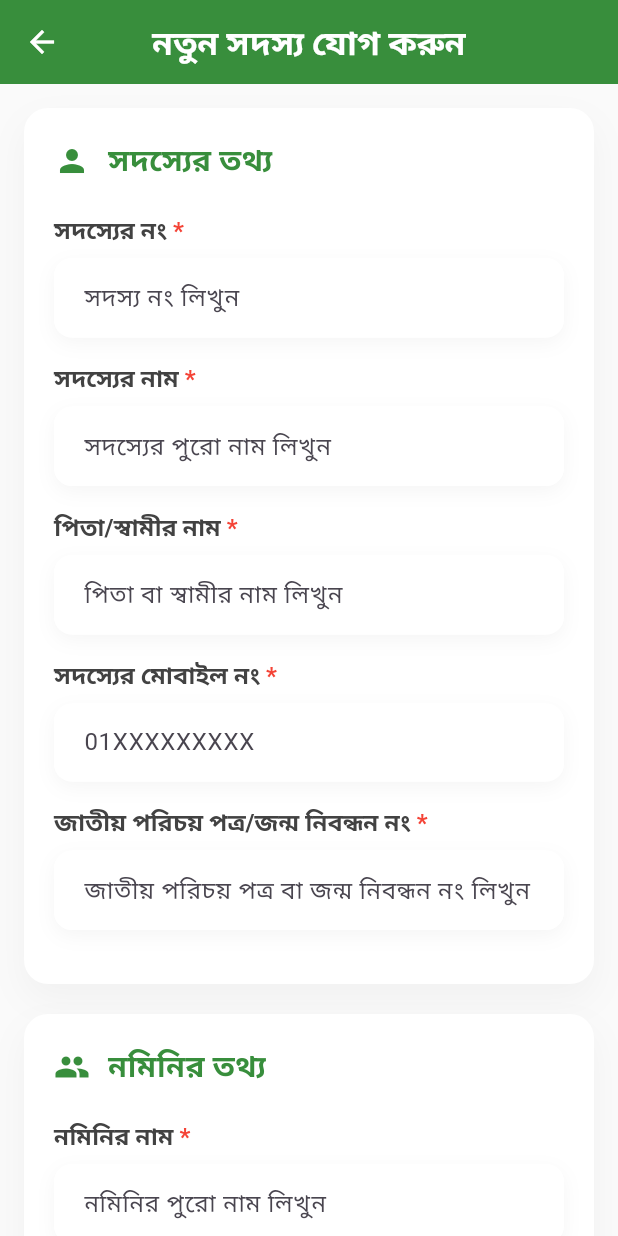
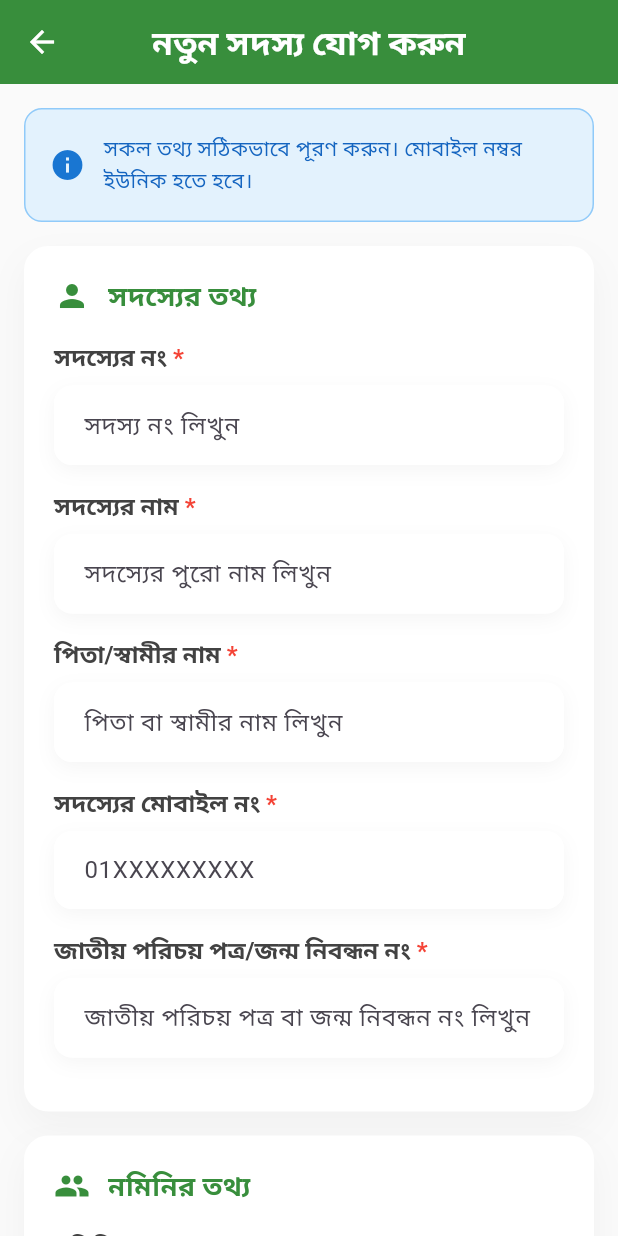
Before and after one commit to Rafid-tawhid/insaf_somiti, a Flutter app: the MemberEntryScreen screen opened directly, on a phone screen of 412 x 824 dp. Run offline on Flutter 3.47's test engine with Material 3 defaults, Android fonts, the phone set to English and light mode, and no system bars; our stand-ins replace cloud_firestore, firebase_auth, firebase_core, flutter_riverpod; accounts and stored records are empty.

Commit message:
Initial project commit

```diff
--- a/lib/screens/profile_entry_screen.dart
+++ b/lib/screens/profile_entry_screen.dart
@@ -1,6 +1,13 @@
 import 'package:flutter/material.dart';
 import 'package:flutter/material.dart';
 import 'package:flutter_riverpod/flutter_riverpod.dart';
+
+import '../models/members.dart';
+import '../providers/member_providers.dart';
+
+import 'package:flutter/material.dart';
+import 'package:flutter_riverpod/flutter_riverpod.dart';
+import 'package:cloud_firestore/cloud_firestore.dart';
 
 import '../models/members.dart';
 import '../providers/member_providers.dart';
@@ -15,194 +22,106 @@ class MemberEntryScreen extends ConsumerStatefulWidget {
 class _MemberEntryScreenState extends ConsumerState<MemberEntryScreen> {
   final _formKey = GlobalKey<FormState>();
   final List<TextEditingController> _controllers = List.generate(12, (_) => TextEditingController());
+  final FocusNode _mobileFocusNode = FocusNode();
+  bool _isCheckingMobile = false;
+  bool _isMobileUnique = true;
+
+  @override
+  void initState() {
+    super.initState();
+    _mobileFocusNode.addListener(_onMobileFocusChange);
+  }
+
+  void _onMobileFocusChange() {
+    if (!_mobileFocusNode.hasFocus && _controllers[3].text.isNotEmpty) {
+      _checkMobileUnique(_controllers[3].text);
+    }
+  }
+
+  Future<void> _checkMobileUnique(String mobile) async {
+    if (mobile.isEmpty) return;
+
+    setState(() {
+      _isCheckingMobile = true;
+      _isMobileUnique = true;
+    });
+
+    try {
+      final firebaseService = ref.read(firebaseServiceProvider);
+      final snapshot = await FirebaseFirestore.instance
+          .collection('members')
+          .where('memberMobile', isEqualTo: mobile)
+          .limit(1)
+          .get();
+
+      setState(() {
+        _isMobileUnique = snapshot.docs.isEmpty;
+      });
+    } catch (e) {
+      print('Error checking mobile uniqueness: $e');
+    } finally {
+      setState(() {
+        _isCheckingMobile = false;
+      });
+    }
+  }
 
   @override
   void dispose() {
     for (var controller in _controllers) {
       controller.dispose();
     }
+    _mobileFocusNode.dispose();
     super.dispose();
   }
-  final List<Member> dummyMembers = [
-    Member(
-      id: '1',
-      memberNumber: 'M001',
-      memberName: 'Rahim Uddin',
-      fatherOrHusbandName: 'Karim Uddin',
-      memberMobile: '01711000001',
-      nationalIdOrBirthCertificate: '1234567890',
-      nomineeName: 'Ayesha Rahman',
-      nomineeRelation: 'Wife',
-      nomineeMobile: '01722000001',
-      nomineeNationalId: '9876543210',
-      guarantorName: 'Hasan Ali',
-      guarantorNationalId: '1111111111',
-      guarantorMobile: '01733000001',
-      totalSavings: 25000.50,
-      createdAt: DateTime.now().subtract(const Duration(days: 30)),
-    ),
-    Member(
-      id: '2',
-      memberNumber: 'M002',
-      memberName: 'Sadia Akter',
-      fatherOrHusbandName: 'Jamal Hossain',
-      memberMobile: '01711000002',
-      nationalIdOrBirthCertificate: '2234567890',
-      nomineeName: 'Shahadat Hossain',
-      nomineeRelation: 'Brother',
-      nomineeMobile: '01722000002',
-      nomineeNationalId: '8876543210',
-      guarantorName: 'Rafiq Ahmed',
-      guarantorNationalId: '2222222222',
-      guarantorMobile: '01733000002',
-      totalSavings: 42000.00,
-      createdAt: DateTime.now().subtract(const Duration(days: 15)),
-    ),
-    Member(
-      id: '3',
-      memberNumber: 'M003',
-      memberName: 'Abdullah Al Mamun',
-      fatherOrHusbandName: 'Nurul Islam',
-      memberMobile: '01711000003',
-      nationalIdOrBirthCertificate: '3234567890',
-      nomineeName: 'Farzana Yeasmin',
-      nomineeRelation: 'Wife',
-      nomineeMobile: '01722000003',
-      nomineeNationalId: '7876543210',
-      guarantorName: 'Mehedi Hasan',
-      guarantorNationalId: '3333333333',
-      guarantorMobile: '01733000003',
-      totalSavings: 15500.75,
-      createdAt: DateTime.now().subtract(const Duration(days: 60)),
-    ),
-    Member(
-      id: '4',
-      memberNumber: 'M004',
-      memberName: 'Nusrat Jahan',
-      fatherOrHusbandName: 'Abdul Gafur',
-      memberMobile: '01711000004',
-      nationalIdOrBirthCertificate: '4234567890',
-      nomineeName: 'Sajid Khan',
-      nomineeRelation: 'Husband',
-      nomineeMobile: '01722000004',
-      nomineeNationalId: '6876543210',
-      guarantorName: 'Fahim Reza',
-      guarantorNationalId: '4444444444',
-      guarantorMobile: '01733000004',
-      totalSavings: 38000.00,
-      createdAt: DateTime.now().subtract(const Duration(days: 5)),
-    ),
-    Member(
-      id: '5',
-      memberNumber: 'M005',
-      memberName: 'Tania Rahman',
-      fatherOrHusbandName: 'Abdul Halim',
-      memberMobile: '01711000005',
-      nationalIdOrBirthCertificate: '5234567890',
-      nomineeName: 'Sadia Halim',
-      nomineeRelation: 'Sister',
-      nomineeMobile: '01722000005',
-      nomineeNationalId: '5876543210',
-      guarantorName: 'Mizanur Rahman',
-      guarantorNationalId: '5555555555',
-      guarantorMobile: '01733000005',
-      totalSavings: 5000.00,
-      createdAt: DateTime.now(),
-    ),
-    Member(
-      id: '6',
-      memberNumber: 'M006',
-      memberName: 'Arif Hossain',
-      fatherOrHusbandName: 'Latif Hossain',
-      memberMobile: '01711000006',
-      nationalIdOrBirthCertificate: '6234567890',
-      nomineeName: 'Nasrin Akter',
-      nomineeRelation: 'Wife',
-      nomineeMobile: '01722000006',
-      nomineeNationalId: '4876543210',
-      guarantorName: 'Jubair Rahman',
-      guarantorNationalId: '6666666666',
-      guarantorMobile: '01733000006',
-      totalSavings: 27500.00,
-      createdAt: DateTime.now().subtract(const Duration(days: 40)),
-    ),
-    Member(
-      id: '7',
-      memberNumber: 'M007',
-      memberName: 'Sumaiya Islam',
-      fatherOrHusbandName: 'Ruhul Amin',
-      memberMobile: '01711000007',
-      nationalIdOrBirthCertificate: '7234567890',
-      nomineeName: 'Sajjad Hossain',
-      nomineeRelation: 'Brother',
-      nomineeMobile: '01722000007',
-      nomineeNationalId: '3876543210',
-      guarantorName: 'Sharif Uddin',
-      guarantorNationalId: '7777777777',
-      guarantorMobile: '01733000007',
-      totalSavings: 19000.00,
-      createdAt: DateTime.now().subtract(const Duration(days: 20)),
-    ),
-    Member(
-      id: '8',
-      memberNumber: 'M008',
-      memberName: 'Mahmudul Hasan',
-      fatherOrHusbandName: 'Harun Rashid',
-      memberMobile: '01711000008',
-      nationalIdOrBirthCertificate: '8234567890',
-      nomineeName: 'Shirin Akter',
-      nomineeRelation: 'Wife',
-      nomineeMobile: '01722000008',
-      nomineeNationalId: '2876543210',
-      guarantorName: 'Tariqul Islam',
-      guarantorNationalId: '8888888888',
-      guarantorMobile: '01733000008',
-      totalSavings: 31000.00,
-      createdAt: DateTime.now().subtract(const Duration(days: 10)),
-    ),
-    Member(
-      id: '9',
-      memberNumber: 'M009',
-      memberName: 'Rafiqul Alam',
-      fatherOrHusbandName: 'Abdul Motaleb',
-      memberMobile: '01711000009',
-      nationalIdOrBirthCertificate: '9234567890',
-      nomineeName: 'Nazma Begum',
-      nomineeRelation: 'Wife',
-      nomineeMobile: '01722000009',
-      nomineeNationalId: '1876543210',
-      guarantorName: 'Mofizul Karim',
-      guarantorNationalId: '9999999999',
-      guarantorMobile: '01733000009',
-      totalSavings: 46000.00,
-      createdAt: DateTime.now().subtract(const Duration(days: 7)),
-    ),
-    Member(
-      id: '10',
-      memberNumber: 'M010',
-      memberName: 'Sabbir Ahmed',
-      fatherOrHusbandName: 'Abdur Rahman',
-      memberMobile: '01711000010',
-      nationalIdOrBirthCertificate: '1023456789',
-      nomineeName: 'Mim Akter',
-      nomineeRelation: 'Wife',
-      nomineeMobile: '01722000010',
-      nomineeNationalId: '0876543210',
-      guarantorName: 'Kamrul Islam',
-      guarantorNationalId: '1010101010',
-      guarantorMobile: '01733000010',
-      totalSavings: 52000.00,
-      createdAt: DateTime.now().subtract(const Duration(days: 2)),
-    ),
-  ];
-
-
 
   Future<void> _submitForm() async {
-    if (_formKey.currentState!.validate()) {
+    if (!_formKey.currentState!.validate()) return;
+
+    if (!_isMobileUnique) {
+      ScaffoldMessenger.of(context).showSnackBar(
+        SnackBar(
+          content: const Text('এই মোবাইল নম্বরটি ইতিমধ্যে ব্যবহৃত হয়েছে!'),
+          backgroundColor: Colors.red,
+          behavior: SnackBarBehavior.floating,
+        ),
+      );
+      return;
+    }
+
+    if (_isCheckingMobile) {
+      ScaffoldMessenger.of(context).showSnackBar(
+        SnackBar(
+          content: const Text('দয়া করে মোবাইল নম্বর চেক হওয়ার জন্য অপেক্ষা করুন'),
+          backgroundColor: Colors.orange,
+          behavior: SnackBarBehavior.floating,
+        ),
+      );
+      return;
+    }
+
     try {
       final member = ref.read(memberFormProvider);
       final firebaseService = ref.read(firebaseServiceProvider);
+
+      // Final check for mobile uniqueness
+      final snapshot = await FirebaseFirestore.instance
+          .collection('members')
+          .where('memberMobile', isEqualTo: member.memberMobile)
+          .limit(1)
+          .get();
+
+      if (snapshot.docs.isNotEmpty) {
+        ScaffoldMessenger.of(context).showSnackBar(
+          SnackBar(
+            content: const Text('এই মোবাইল নম্বরটি ইতিমধ্যে ব্যবহৃত হয়েছে!'),
+            backgroundColor: Colors.red,
+            behavior: SnackBarBehavior.floating,
+          ),
+        );
+        return;
+      }
+
       await firebaseService.addMember(member);
 
       // Reset form
@@ -210,6 +129,9 @@ class _MemberEntryScreenState extends ConsumerState<MemberEntryScreen> {
       for (var controller in _controllers) {
         controller.clear();
       }
+      setState(() {
+        _isMobileUnique = true;
+      });
 
       ScaffoldMessenger.of(context).showSnackBar(
         SnackBar(
@@ -226,7 +148,6 @@ class _MemberEntryScreenState extends ConsumerState<MemberEntryScreen> {
           behavior: SnackBarBehavior.floating,
         ),
       );
-      }
     }
   }
 
@@ -255,6 +176,11 @@ class _MemberEntryScreenState extends ConsumerState<MemberEntryScreen> {
           key: _formKey,
           child: Column(
             children: [
+              // Info Card
+              _buildInfoCard(),
+
+              const SizedBox(height: 16),
+
               // Member Information Card
               _buildSectionCard(
                 title: 'সদস্যের তথ্য',
@@ -266,6 +192,12 @@ class _MemberEntryScreenState extends ConsumerState<MemberEntryScreen> {
                     controller: _controllers[0],
                     onChanged: memberNotifier.updateMemberNumber,
                     isRequired: true,
+                    validator: (value) {
+                      if (value == null || value.isEmpty) {
+                        return 'সদস্য নং প্রয়োজন';
+                      }
+                      return null;
+                    },
                   ),
                   CustomTextField(
                     label: 'সদস্যের নাম',
@@ -273,6 +205,12 @@ class _MemberEntryScreenState extends ConsumerState<MemberEntryScreen> {
                     controller: _controllers[1],
                     onChanged: memberNotifier.updateMemberName,
                     isRequired: true,
+                    validator: (value) {
+                      if (value == null || value.isEmpty) {
+                        return 'সদস্যের নাম প্রয়োজন';
+                      }
+                      return null;
+                    },
                   ),
                   CustomTextField(
                     label: 'পিতা/স্বামীর নাম',
@@ -280,14 +218,51 @@ class _MemberEntryScreenState extends ConsumerState<MemberEntryScreen> {
                     controller: _controllers[2],
                     onChanged: memberNotifier.updateFatherOrHusbandName,
                     isRequired: true,
+                    validator: (value) {
+                      if (value == null || value.isEmpty) {
+                        return 'পিতা/স্বামীর নাম প্রয়োজন';
+                      }
+                      return null;
+                    },
                   ),
                   CustomTextField(
                     label: 'সদস্যের মোবাইল নং',
                     hintText: '01XXXXXXXXX',
                     keyboardType: TextInputType.phone,
                     controller: _controllers[3],
-                    onChanged: memberNotifier.updateMemberMobile,
+                    focusNode: _mobileFocusNode,
+                    onChanged: (value) {
+                      memberNotifier.updateMemberMobile(value);
+                      if (value.length == 11) {
+                        _checkMobileUnique(value);
+                      }
+                    },
                     isRequired: true,
+                    suffix: _isCheckingMobile
+                        ? const SizedBox(
+                      width: 20,
+                      height: 20,
+                      child: CircularProgressIndicator(strokeWidth: 2),
+                    )
+                        : _controllers[3].text.isNotEmpty
+                        ? Icon(
+                      _isMobileUnique ? Icons.check_circle : Icons.error,
+                      color: _isMobileUnique ? Colors.green : Colors.red,
+                      size: 20,
+                    )
+                        : null,
+                    validator: (value) {
+                      if (value == null || value.isEmpty) {
+                        return 'মোবাইল নম্বর প্রয়োজন';
+                      }
+                      if (value.length != 11 || !value.startsWith('01')) {
+                        return 'সঠিক মোবাইল নম্বর লিখুন';
+                      }
+                      if (!_isMobileUnique) {
+                        return 'এই মোবাইল নম্বরটি ইতিমধ্যে ব্যবহৃত হয়েছে';
+                      }
+                      return null;
+                    },
                   ),
                   CustomTextField(
                     label: 'জাতীয় পরিচয় পত্র/জন্ম নিবন্ধন নং',
@@ -296,11 +271,17 @@ class _MemberEntryScreenState extends ConsumerState<MemberEntryScreen> {
                     controller: _controllers[4],
                     onChanged: memberNotifier.updateNationalId,
                     isRequired: true,
+                    validator: (value) {
+                      if (value == null || value.isEmpty) {
+                        return 'জাতীয় পরিচয় পত্র/জন্ম নিবন্ধন নং প্রয়োজন';
+                      }
+                      return null;
+                    },
                   ),
                 ],
               ),
 
-              const SizedBox(height: 20),
+              const SizedBox(height: 16),
 
               // Nominee Information Card
               _buildSectionCard(
@@ -313,6 +294,12 @@ class _MemberEntryScreenState extends ConsumerState<MemberEntryScreen> {
                     controller: _controllers[5],
                     onChanged: memberNotifier.updateNomineeName,
                     isRequired: true,
+                    validator: (value) {
+                      if (value == null || value.isEmpty) {
+                        return 'নমিনির নাম প্রয়োজন';
+                      }
+                      return null;
+                    },
                   ),
                   CustomTextField(
                     label: 'নমিনির সম্পর্ক',
@@ -320,6 +307,12 @@ class _MemberEntryScreenState extends ConsumerState<MemberEntryScreen> {
                     controller: _controllers[6],
                     onChanged: memberNotifier.updateNomineeRelation,
                     isRequired: true,
+                    validator: (value) {
+                      if (value == null || value.isEmpty) {
+                        return 'নমিনির সম্পর্ক প্রয়োজন';
+                      }
+                      return null;
+                    },
                   ),
                   CustomTextField(
                     label: 'নমিনির মোবাইল নং',
@@ -328,6 +321,15 @@ class _MemberEntryScreenState extends ConsumerState<MemberEntryScreen> {
                     controller: _controllers[7],
                     onChanged: memberNotifier.updateNomineeMobile,
                     isRequired: true,
+                    validator: (value) {
+                      if (value == null || value.isEmpty) {
+                        return 'নমিনির মোবাইল নম্বর প্রয়োজন';
+                      }
+                      if (value.length != 11 || !value.startsWith('01')) {
+                        return 'সঠিক মোবাইল নম্বর লিখুন';
+                      }
+                      return null;
+                    },
                   ),
                   CustomTextField(
                     label: 'নমিনির জাতীয় পরিচয় পত্র',
@@ -336,11 +338,17 @@ class _MemberEntryScreenState extends ConsumerState<MemberEntryScreen> {
                     controller: _controllers[8],
                     onChanged: memberNotifier.updateNomineeNationalId,
                     isRequired: true,
+                    validator: (value) {
+                      if (value == null || value.isEmpty) {
+                        return 'নমিনির জাতীয় পরিচয় পত্র প্রয়োজন';
+                      }
+                      return null;
+                    },
                   ),
                 ],
               ),
 
-              const SizedBox(height: 20),
+              const SizedBox(height: 16),
 
               // Guarantor Information Card
               _buildSectionCard(
@@ -353,6 +361,12 @@ class _MemberEntryScreenState extends ConsumerState<MemberEntryScreen> {
                     controller: _controllers[9],
                     onChanged: memberNotifier.updateGuarantorName,
                     isRequired: true,
+                    validator: (value) {
+                      if (value == null || value.isEmpty) {
+                        return 'জামিনদারের নাম প্রয়োজন';
+                      }
+                      return null;
+                    },
                   ),
                   CustomTextField(
                     label: 'জামিনদারের জাতীয় পরিচয় পত্র',
@@ -361,6 +375,12 @@ class _MemberEntryScreenState extends ConsumerState<MemberEntryScreen> {
                     controller: _controllers[10],
                     onChanged: memberNotifier.updateGuarantorNationalId,
                     isRequired: true,
+                    validator: (value) {
+                      if (value == null || value.isEmpty) {
+                        return 'জামিনদারের জাতীয় পরিচয় পত্র প্রয়োজন';
+                      }
+                      return null;
+                    },
                   ),
                   CustomTextField(
                     label: 'জামিনদারের মোবাইল নং',
@@ -369,17 +389,62 @@ class _MemberEntryScreenState extends ConsumerState<MemberEntryScreen> {
                     controller: _controllers[11],
                     onChanged: memberNotifier.updateGuarantorMobile,
                     isRequired: true,
+                    validator: (value) {
+                      if (value == null || value.isEmpty) {
+                        return 'জামিনদারের মোবাইল নম্বর প্রয়োজন';
+                      }
+                      if (value.length != 11 || !value.startsWith('01')) {
+                        return 'সঠিক মোবাইল নম্বর লিখুন';
+                      }
+                      return null;
+                    },
                   ),
                 ],
               ),
 
-              const SizedBox(height: 30),
+              const SizedBox(height: 24),
 
               // Submit Button
-              SizedBox(
+              _buildSubmitButton(),
+            ],
+          ),
+        ),
+      ),
+    );
+  }
+
+  Widget _buildInfoCard() {
+    return Container(
+      width: double.infinity,
+      padding: const EdgeInsets.all(16),
+      decoration: BoxDecoration(
+        color: Colors.blue[50],
+        borderRadius: BorderRadius.circular(12),
+        border: Border.all(color: Colors.blue[200]!),
+      ),
+      child: Row(
+        children: [
+          Icon(Icons.info, color: Colors.blue[700], size: 24),
+          const SizedBox(width: 12),
+          Expanded(
+            child: Text(
+              'সকল তথ্য সঠিকভাবে পূরণ করুন। মোবাইল নম্বর ইউনিক হতে হবে।',
+              style: TextStyle(
+                color: Colors.blue[800],
+                fontSize: 14,
+              ),
+            ),
+          ),
+        ],
+      ),
+    );
+  }
+
+  Widget _buildSubmitButton() {
+    return SizedBox(
       width: double.infinity,
       height: 56,
-                child: ElevatedButton(
+      child: ElevatedButton.icon(
         onPressed: _submitForm,
         style: ElevatedButton.styleFrom(
           backgroundColor: Colors.green[700],
@@ -388,17 +453,13 @@ class _MemberEntryScreenState extends ConsumerState<MemberEntryScreen> {
           ),
           elevation: 2,
         ),
-                  child: const Text(
+        icon: const Icon(Icons.save, color: Colors.white),
+        label: const Text(
           'সদস্য সংরক্ষণ করুন',
           style: TextStyle(
             fontSize: 18,
             fontWeight: FontWeight.bold,
             color: Colors.white,
-                    ),
-                  ),
-                ),
-              ),
-            ],
           ),
         ),
       ),
@@ -439,14 +500,14 @@ class _MemberEntryScreenState extends ConsumerState<MemberEntryScreen> {
                 Text(
                   title,
                   style: TextStyle(
-                    fontSize: 20,
+                    fontSize: 18,
                     fontWeight: FontWeight.bold,
                     color: Colors.green[700],
                   ),
                 ),
               ],
             ),
-            const SizedBox(height: 20),
+            const SizedBox(height: 16),
             ...children,
           ],
         ),
@@ -454,13 +515,17 @@ class _MemberEntryScreenState extends ConsumerState<MemberEntryScreen> {
     );
   }
 }
+
 class CustomTextField extends StatelessWidget {
   final String label;
   final String hintText;
   final TextInputType keyboardType;
   final TextEditingController controller;
+  final FocusNode? focusNode;
   final ValueChanged<String>? onChanged;
   final bool isRequired;
+  final Widget? suffix;
+  final String? Function(String?)? validator;
 
   const CustomTextField({
     Key? key,
@@ -468,8 +533,11 @@ class CustomTextField extends StatelessWidget {
     required this.hintText,
     this.keyboardType = TextInputType.text,
     required this.controller,
+    this.focusNode,
     this.onChanged,
     this.isRequired = false,
+    this.suffix,
+    this.validator,
   }) : super(key: key);
 
   @override
@@ -510,10 +578,12 @@ class CustomTextField extends StatelessWidget {
               ),
             ],
           ),
-          child: TextField(
+          child: TextFormField(
             controller: controller,
+            focusNode: focusNode,
             onChanged: onChanged,
             keyboardType: keyboardType,
+            validator: validator,
             decoration: InputDecoration(
               hintText: hintText,
               border: OutlineInputBorder(
@@ -526,6 +596,16 @@ class CustomTextField extends StatelessWidget {
                 horizontal: 16,
                 vertical: 14,
               ),
+              suffixIcon: suffix != null
+                  ? Padding(
+                padding: const EdgeInsets.only(right: 16),
+                child: suffix,
+              )
+                  : null,
+              suffixIconConstraints: const BoxConstraints(
+                maxHeight: 20,
+                maxWidth: 20,
+              ),
             ),
           ),
         ),
```
Also changed, not shown: lib/screens/loan_application_screen.dart (+9 -12 lines), lib/screens/savings_screen.dart (+33 -23 lines), lib/service/service_class.dart (+33 -10 lines), lib/providers/savings_provider.dart (line endings or trailing spaces). Lines whose indentation alone changed are shown as unchanged.
